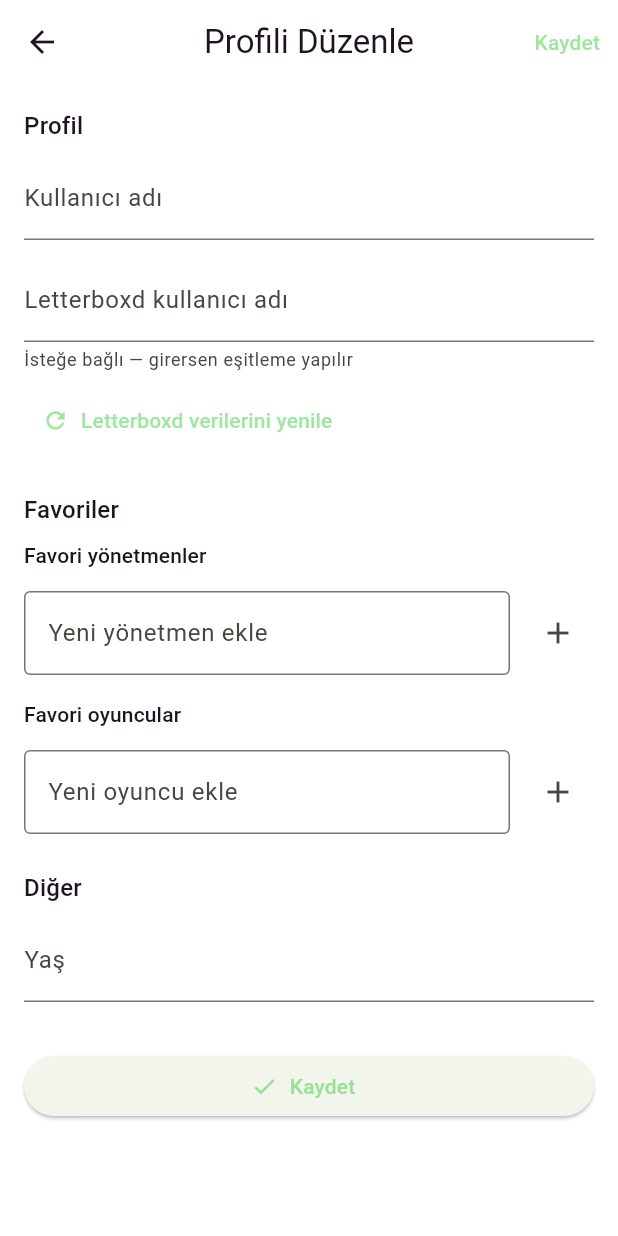
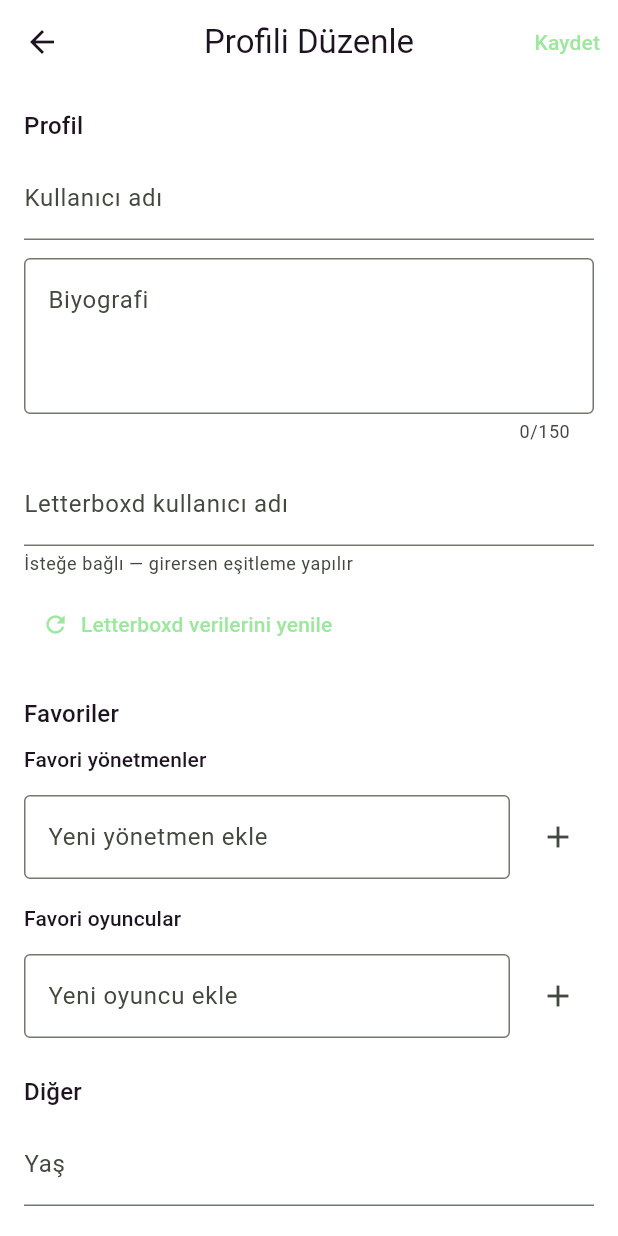
Before and after one commit to cinaratac/moviematch, a Flutter app: the screen it shows once a user with an empty profile is signed in, item 4 of the bottom bar chosen, after a tap on the "edit" icon, on a phone screen of 412 x 824 dp. Run offline on Flutter 3.47's test engine with Material 3 defaults, Android fonts, the phone set to English and light mode, and no system bars; our stand-ins replace cached_network_image, cloud_firestore, firebase_auth, firebase_core, firebase_messaging, firebase_storage and 4 more; missing offline and left inert: flutter_cached_pdfview; accounts and stored records are empty.

Commit message:
biyografi eklendi

```diff
--- a/lib/screens/edit_profile_page.dart
+++ b/lib/screens/edit_profile_page.dart
@@ -17,6 +17,7 @@ class _EditProfilePageState extends State<EditProfilePage> {
   final _formKey = GlobalKey<FormState>();
   final _usernameCtrl = TextEditingController();
   final _letterboxdCtrl = TextEditingController();
+  final _bioCtrl = TextEditingController();
   final _favDirectorCtrl = TextEditingController();
   final _favActorCtrl = TextEditingController();
   final _ageCtrl = TextEditingController();
@@ -25,6 +26,7 @@ class _EditProfilePageState extends State<EditProfilePage> {
   final List<String> _favActors = [];
 
   String? _origUsername;
+  String? _origBio;
   String? _origLb;
   String? _origFavDirector;
   String? _origFavActor;
@@ -48,6 +50,10 @@ class _EditProfilePageState extends State<EditProfilePage> {
       }
     }
     _usernameCtrl.text = val;
+    // --- BİYOGRAFİ YÜKLEME ---
+    _bioCtrl.text = (data['bio'] ?? '').toString();
+    // -------------------------
+    _origUsername = (_usernameCtrl.text).trim().isEmpty ? null : _usernameCtrl.text.trim();
 
     // ---------------------------------------------------------
     // 2. LETTERBOXD KULLANICI ADI
@@ -149,6 +155,9 @@ class _EditProfilePageState extends State<EditProfilePage> {
     } else {
       _origAge = null;
     }
+    // --- BİYOGRAFİ ORİJİNAL ---
+    _origBio = (_bioCtrl.text).trim().isEmpty ? null : _bioCtrl.text.trim();
+    // --------------------------
   }
 
   @override
@@ -323,6 +332,7 @@ class _EditProfilePageState extends State<EditProfilePage> {
   @override
   void dispose() {
     _usernameCtrl.dispose();
+    _bioCtrl.dispose();
     _letterboxdCtrl.dispose();
     _favDirectorCtrl.dispose();
     _favActorCtrl.dispose();
@@ -338,6 +348,7 @@ class _EditProfilePageState extends State<EditProfilePage> {
     setState(() => _saving = true);
     try {
       final username = _usernameCtrl.text.trim();
+      final bio = _bioCtrl.text.trim();
       final favDirector = _favDirectorCtrl.text.trim();
       final favActor = _favActorCtrl.text.trim();
       final ageStr = _ageCtrl.text.trim();
@@ -346,12 +357,22 @@ class _EditProfilePageState extends State<EditProfilePage> {
 
       Map<String, dynamic> payload = {};
 
+
       String? prevUsername = _origUsername;
       String? currUsername = username.isEmpty ? null : username;
       if (prevUsername != currUsername) {
         payload['username'] = (currUsername != null)
             ? currUsername
             : FieldValue.delete();
+      }
+
+
+      // --- BİYOGRAFİ DEĞİŞİKLİK KONTROLÜ ---
+      String? prevBio = _origBio;
+      String? currBio = bio.isEmpty ? null : bio;
+      if (prevBio != currBio) {
+        // Eğer boşsa veritabanından 'bio' alanını sil, doluysa güncelle
+        payload['bio'] = (currBio != null) ? currBio : FieldValue.delete();
       }
 
       String? prevFavDirector = _origFavDirector;
@@ -443,6 +464,7 @@ class _EditProfilePageState extends State<EditProfilePage> {
 
       // sync originals with the just-saved state
       _origUsername = currUsername;
+      _origBio = currBio;
       _origFavDirector = currFavDirector;
       _origFavActor = currFavActor;
       _origAge = currAge;
@@ -503,6 +525,20 @@ class _EditProfilePageState extends State<EditProfilePage> {
                 if (!rx.hasMatch(v)) return '3-20 karakter, harf/rakam/_ . -';
                 return null;
               },
+            ),
+            const SizedBox(height: 12),
+            TextFormField(
+              controller: _bioCtrl,
+              decoration: const InputDecoration(
+                labelText: 'Biyografi',
+                hintText: 'Kendinden veya film zevkinden bahset...',
+                alignLabelWithHint: true,
+                border: OutlineInputBorder(),
+              ),
+              textInputAction: TextInputAction.newline,
+              keyboardType: TextInputType.multiline,
+              maxLines: 3,
+              maxLength: 150, // İsteğe bağlı karakter sınırı
             ),
             const SizedBox(height: 12),
             TextFormField(
--- a/lib/screens/profilescreen.dart
+++ b/lib/screens/profilescreen.dart
@@ -1547,6 +1547,25 @@ class _ProfilePageState extends State<ProfilePage> {
           Builder(
             builder: (context) {
               final data = _lastUserData ?? const <String, dynamic>{};
+              final bio = (data['bio'] ?? '').toString();
+
+              if (bio.isNotEmpty) {
+                return Padding(
+                  padding: const EdgeInsets.only(bottom: 16.0),
+                  child: Text(
+                    bio,
+                    style: Theme.of(context).textTheme.bodyMedium?.copyWith(
+                      height: 1.4, // Okunabilirlik için satır aralığı
+                    ),
+                  ),
+                );
+              }
+              return const SizedBox.shrink();
+            },
+          ),
+          Builder(
+            builder: (context) {
+              final data = _lastUserData ?? const <String, dynamic>{};
               final age = data['age'];
               final genres = List<String>.from(data['favGenres'] ?? const []);
               final directors = List<String>.from(
```
Also changed, not shown: lib/screens/public_profile_screen.dart (+17 -0 lines).
